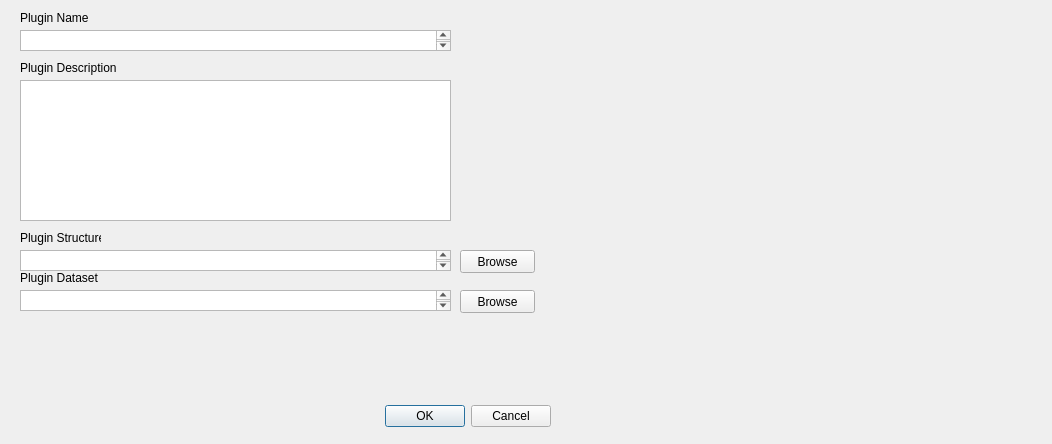
The window that newPlugin.ui (maurygrin/Software-Project-Team9) describes before a commit, drawn with Qt 5.
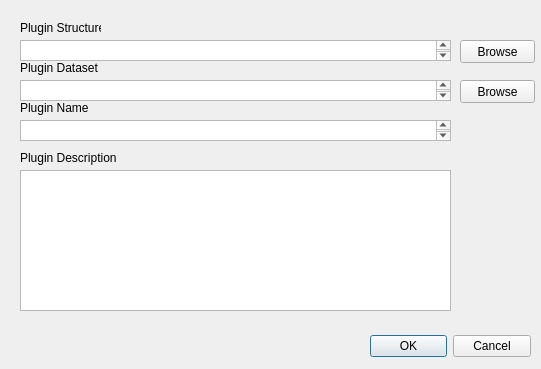
The same window after the commit.

What changed in the file:
```diff
--- a/newPlugin.ui
+++ b/newPlugin.ui
@@ -6,8 +6,8 @@
    <rect>
     <x>0</x>
     <y>0</y>
-    <width>1052</width>
-    <height>444</height>
+    <width>541</width>
+    <height>369</height>
    </rect>
   </property>
   <property name="windowTitle">
@@ -16,9 +16,9 @@
   <widget class="QDialogButtonBox" name="buttonBox">
    <property name="geometry">
     <rect>
-     <x>210</x>
-     <y>400</y>
-     <width>341</width>
+     <x>370</x>
+     <y>330</y>
+     <width>161</width>
      <height>32</height>
     </rect>
    </property>
@@ -33,7 +33,7 @@
    <property name="geometry">
     <rect>
      <x>20</x>
-     <y>10</y>
+     <y>100</y>
      <width>81</width>
      <height>16</height>
     </rect>
@@ -46,7 +46,7 @@
    <property name="geometry">
     <rect>
      <x>20</x>
-     <y>30</y>
+     <y>120</y>
      <width>431</width>
      <height>21</height>
     </rect>
@@ -56,7 +56,7 @@
    <property name="geometry">
     <rect>
      <x>20</x>
-     <y>60</y>
+     <y>150</y>
      <width>131</width>
      <height>16</height>
     </rect>
@@ -69,37 +69,17 @@
    <property name="geometry">
     <rect>
      <x>20</x>
-     <y>80</y>
+     <y>170</y>
      <width>431</width>
      <height>141</height>
     </rect>
    </property>
   </widget>
-  <widget class="QTextEdit" name="structureFieldWindow">
-   <property name="geometry">
-    <rect>
-     <x>20</x>
-     <y>250</y>
-     <width>431</width>
-     <height>21</height>
-    </rect>
-   </property>
-  </widget>
-  <widget class="QTextEdit" name="datasetFieldWindow">
-   <property name="geometry">
-    <rect>
-     <x>20</x>
-     <y>290</y>
-     <width>431</width>
-     <height>21</height>
-    </rect>
-   </property>
-  </widget>
   <widget class="QLabel" name="pluginStructlabel">
    <property name="geometry">
     <rect>
      <x>20</x>
-     <y>230</y>
+     <y>20</y>
      <width>81</width>
      <height>16</height>
     </rect>
@@ -112,7 +92,7 @@
    <property name="geometry">
     <rect>
      <x>20</x>
-     <y>270</y>
+     <y>60</y>
      <width>81</width>
      <height>16</height>
     </rect>
@@ -125,7 +105,7 @@
    <property name="geometry">
     <rect>
      <x>460</x>
-     <y>250</y>
+     <y>40</y>
      <width>75</width>
      <height>23</height>
     </rect>
@@ -138,7 +118,7 @@
    <property name="geometry">
     <rect>
      <x>460</x>
-     <y>290</y>
+     <y>80</y>
      <width>75</width>
      <height>23</height>
     </rect>
@@ -147,6 +127,26 @@
     <string>Browse</string>
    </property>
   </widget>
+  <widget class="QTextBrowser" name="structureFieldWindow">
+   <property name="geometry">
+    <rect>
+     <x>20</x>
+     <y>40</y>
+     <width>431</width>
+     <height>21</height>
+    </rect>
+   </property>
+  </widget>
+  <widget class="QTextBrowser" name="datasetFieldWindow">
+   <property name="geometry">
+    <rect>
+     <x>20</x>
+     <y>80</y>
+     <width>431</width>
+     <height>21</height>
+    </rect>
+   </property>
+  </widget>
  </widget>
  <resources/>
  <connections>
```
Left out of the diff: 2 changed lines with no effect on the pictures.
